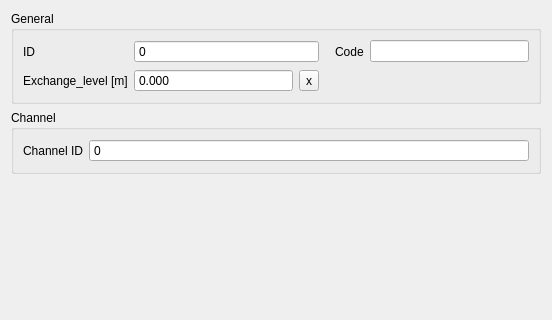
This is threedi_schematisation_editor/forms/ui/exchange_line.ui in nens/threedi-schematisation-editor as Qt 5 draws it before an edit; both pictures show x 0 to 552 and y 0 to 320 of the 552 by 600 pixel window. The edited form follows.
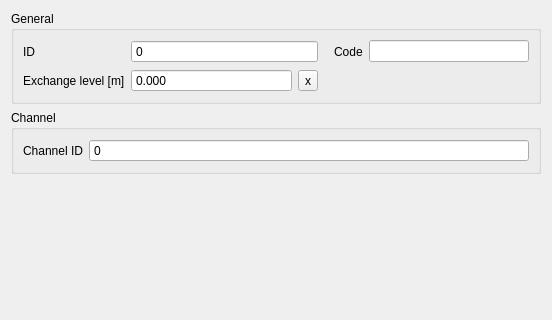
This is the edited form.

Diff of the .ui file:
```diff
--- a/threedi_schematisation_editor/forms/ui/exchange_line.ui
+++ b/threedi_schematisation_editor/forms/ui/exchange_line.ui
@@ -84,7 +84,7 @@
          <locale language="English" country="UnitedStates"/>
         </property>
         <property name="text">
-         <string>Exchange_level [m]</string>
+         <string>Exchange level [m]</string>
         </property>
         <property name="alignment">
          <set>Qt::AlignLeading|Qt::AlignLeft|Qt::AlignVCenter</set>
```
Left out of the diff: 2 changed lines with no effect on the pictures.
